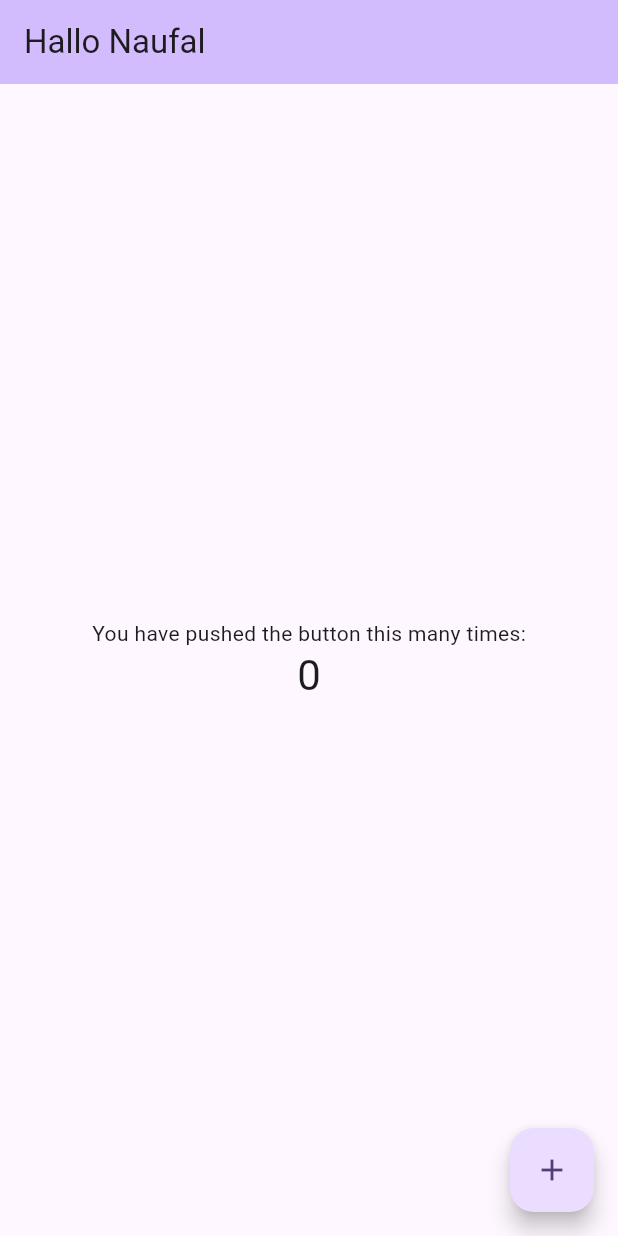
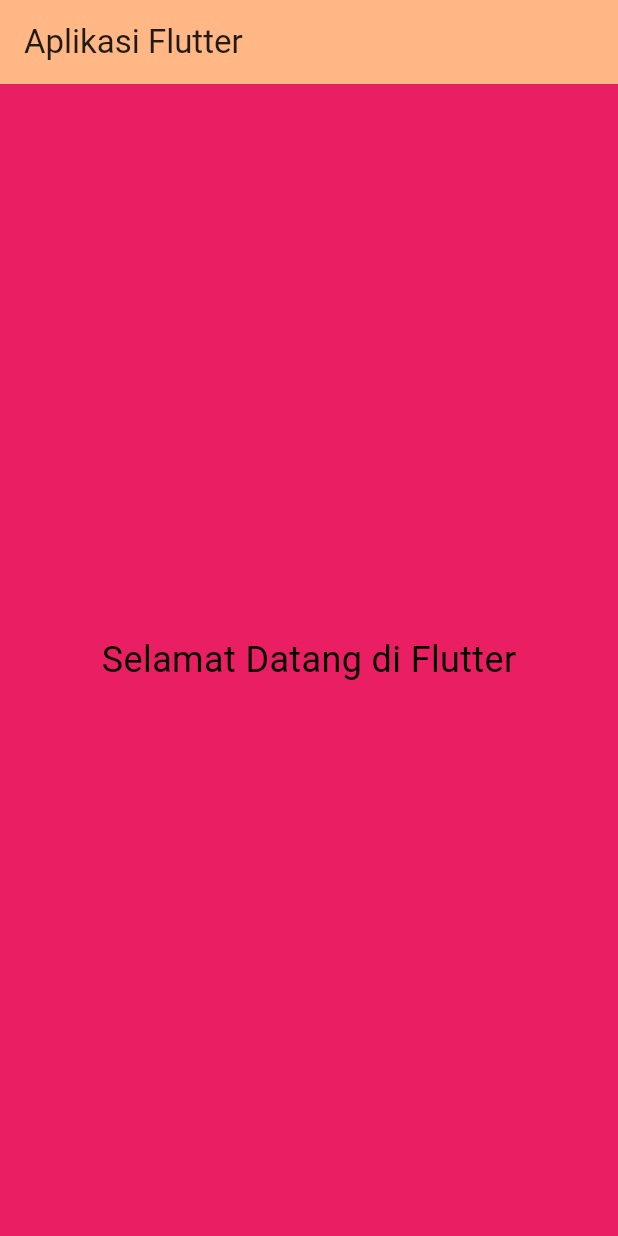
Before and after one commit to naufal21jahshy/flutter-test1, a Flutter app: the screen it shows after launch, on a phone screen of 412 x 824 dp. Run offline on Flutter 3.47's test engine with Material 3 defaults, Android fonts, the phone set to English and light mode, and no system bars.

Commit message:
commit awal

```diff
--- a/tugas1/lib/main.dart
+++ b/tugas1/lib/main.dart
@@ -5,121 +5,56 @@ void main() {
 }
 
 class MyApp extends StatelessWidget {
-  const MyApp({super.key});
+  const MyApp({Key? key}) : super(key: key);
 
-  // This widget is the root of your application.
   @override
   Widget build(BuildContext context) {
     return MaterialApp(
-      title: 'Hallo Naufal',
+      title: 'Flutter Demo',
       theme: ThemeData(
-        // This is the theme of your application.
-        //
-        // TRY THIS: Try running your application with "flutter run". You'll see
-        // the application has a purple toolbar. Then, without quitting the app,
-        // try changing the seedColor in the colorScheme below to Colors.green
-        // and then invoke "hot reload" (save your changes or press the "hot
-        // reload" button in a Flutter-supported IDE, or press "r" if you used
-        // the command line to start the app).
-        //
-        // Notice that the counter didn't reset back to zero; the application
-        // state is not lost during the reload. To reset the state, use hot
-        // restart instead.
-        //
-        // This works for code too, not just values: Most code changes can be
-        // tested with just a hot reload.
-        colorScheme: ColorScheme.fromSeed(seedColor: Colors.deepPurple),
+        colorScheme: ColorScheme.fromSeed(
+          seedColor: Colors.orange.shade700,
+        ),
         useMaterial3: true,
       ),
-      home: const MyHomePage(title: 'Hallo Naufal'),
+      home: const MyHomePage(title: 'Aplikasi Flutter'),
     );
   }
 }
 
-class MyHomePage extends StatefulWidget {
-  const MyHomePage({super.key, required this.title});
-
-  // This widget is the home page of your application. It is stateful, meaning
-  // that it has a State object (defined below) that contains fields that affect
-  // how it looks.
-
-  // This class is the configuration for the state. It holds the values (in this
-  // case the title) provided by the parent (in this case the App widget) and
-  // used by the build method of the State. Fields in a Widget subclass are
-  // always marked "final".
-
+class MyHomePage extends StatelessWidget {
+  const MyHomePage({Key? key, required this.title}) : super(key: key);
   final String title;
 
   @override
-  State<MyHomePage> createState() => _MyHomePageState();
-}
-
-class _MyHomePageState extends State<MyHomePage> {
-  int _counter = 0;
-
-  void _incrementCounter() {
-    setState(() {
-      // This call to setState tells the Flutter framework that something has
-      // changed in this State, which causes it to rerun the build method below
-      // so that the display can reflect the updated values. If we changed
-      // _counter without calling setState(), then the build method would not be
-      // called again, and so nothing would appear to happen.
-      _counter++;
-    });
-  }
-
-  @override
   Widget build(BuildContext context) {
-    // This method is rerun every time setState is called, for instance as done
-    // by the _incrementCounter method above.
-    //
-    // The Flutter framework has been optimized to make rerunning build methods
-    // fast, so that you can just rebuild anything that needs updating rather
-    // than having to individually change instances of widgets.
     return Scaffold(
       appBar: AppBar(
-        // TRY THIS: Try changing the color here to a specific color (to
-        // Colors.amber, perhaps?) and trigger a hot reload to see the AppBar
-        // change color while the other colors stay the same.
         backgroundColor: Theme.of(context).colorScheme.inversePrimary,
-        // Here we take the value from the MyHomePage object that was created by
-        // the App.build method, and use it to set our appbar title.
-        title: Text(widget.title),
+        title: Text(title),
       ),
-      body: Center(
-        // Center is a layout widget. It takes a single child and positions it
-        // in the middle of the parent.
+      body: Container(
+        decoration: BoxDecoration(
+          color: Colors.pink, // Warna latar belakang ungu
+        ),
+        child: Center(
           child: Column(
-          // Column is also a layout widget. It takes a list of children and
-          // arranges them vertically. By default, it sizes itself to fit its
-          // children horizontally, and tries to be as tall as its parent.
-          //
-          // Column has various properties to control how it sizes itself and
-          // how it positions its children. Here we use mainAxisAlignment to
-          // center the children vertically; the main axis here is the vertical
-          // axis because Columns are vertical (the cross axis would be
-          // horizontal).
-          //
-          // TRY THIS: Invoke "debug painting" (choose the "Toggle Debug Paint"
-          // action in the IDE, or press "p" in the console), to see the
-          // wireframe for each widget.
             mainAxisAlignment: MainAxisAlignment.center,
             children: <Widget>[
-            const Text(
-              'You have pushed the button this many times:',
+              Padding(
+                padding: const EdgeInsets.all(16.0),
+                child: Text(
+                  'Selamat Datang di Flutter',
+                  style: TextStyle(
+                    color: Colors.black, // Warna teks putih
+                    fontSize: 24,
                   ),
-            Text(
-              '$_counter',
-              style: Theme.of(context).textTheme.headlineMedium,
+                ),
               ),
             ],
           ),
         ),
-      floatingActionButton: FloatingActionButton(
-        onPressed: _incrementCounter,
-        tooltip: 'Increment',
-        child: const Icon(Icons.add),
-      ), // This trailing comma makes auto-formatting nicer for build methods.
+      ),
     );
   }
 }
```
Lines whose indentation alone changed are shown as unchanged.
